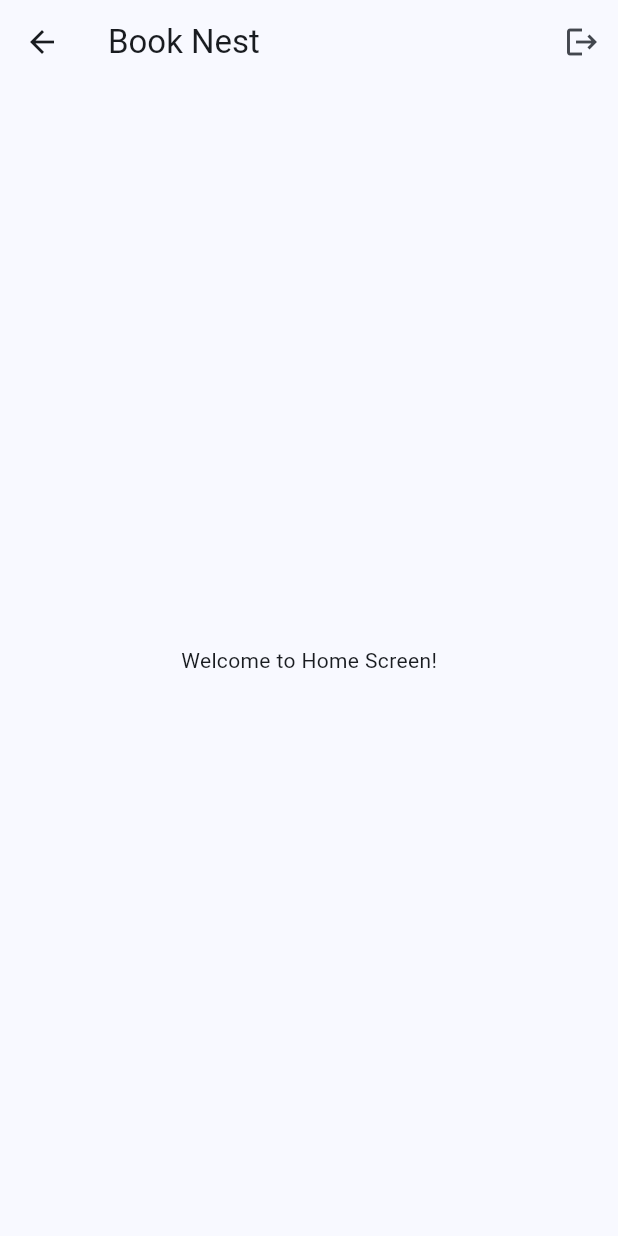
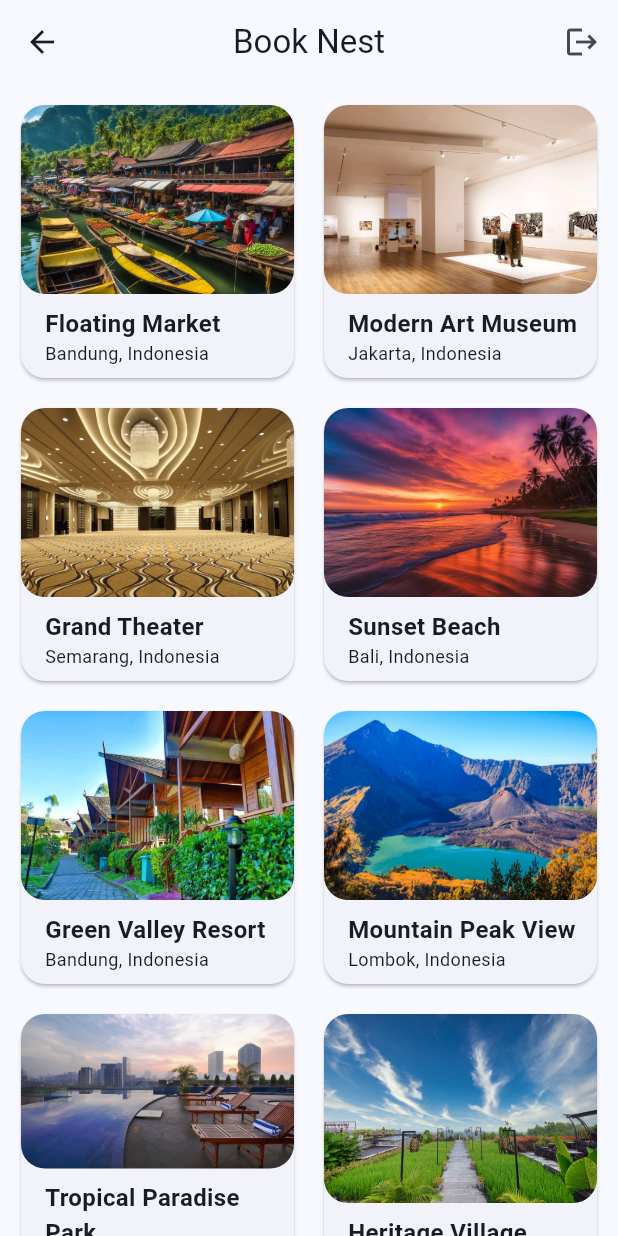
Before and after one commit to Elmerzeiq/UAS_PAB_1, a Flutter app: the HomeScreen screen opened by its route, on a phone screen of 412 x 824 dp. Run offline on Flutter 3.47's test engine with Material 3 defaults, Android fonts, the phone set to English and light mode, and no system bars; our stand-ins replace shared_preferences; accounts and stored records are empty.

Commit message:
home_screen

```diff
--- /dev/null
+++ b/book_nest/lib/data/home_data.dart
@@ -0,0 +1,199 @@
+import 'package:book_nest/models/home.dart';
+
+var homeList = [
+  Home(
+    name: 'Floating Market',
+    location: 'Bandung, Indonesia',
+    description:
+        'The Floating Market in Bandung is a vibrant marketplace located on a serene lake, offering visitors a unique shopping and dining experience. Stalls on boats sell fresh produce, local snacks, and handcrafted goods. Visitors can also enjoy traditional dishes while taking in the beautiful surroundings. The market provides cultural performances and recreational activities, making it a lively destination for families and tourists alike.',
+    built: '1995',
+    type: 'Market',
+    imageAsset: 'images/floating_market.jpg',
+    imageUrls: [
+      'https://images.pexels.com/photos/417184/pexels-photo-417184.jpeg',
+      'https://images.pexels.com/photos/417185/pexels-photo-417185.jpeg',
+      'https://images.pexels.com/photos/417186/pexels-photo-417186.jpeg',
+      'https://images.pexels.com/photos/417187/pexels-photo-417187.jpeg',
+    ],
+  ),
+  Home(
+    name: 'Modern Art Museum',
+    location: 'Jakarta, Indonesia',
+    description:
+        'The Modern Art Museum in Jakarta is a haven for art lovers, featuring a diverse range of contemporary art exhibits from local and international artists. The museum’s sleek architecture and thoughtfully curated galleries make it a cultural hotspot. Visitors can enjoy interactive exhibits, attend workshops, and explore an art store with unique souvenirs. It’s a perfect destination for anyone looking to immerse themselves in the vibrant art scene of Jakarta.',
+    built: '2000',
+    type: 'Museum',
+    imageAsset: 'images/modern_art.jpg',
+    imageUrls: [
+      'https://images.pexels.com/photos/417173/pexels-photo-417173.jpeg',
+      'https://images.pexels.com/photos/417174/pexels-photo-417174.jpeg',
+      'https://images.pexels.com/photos/417175/pexels-photo-417175.jpeg',
+      'https://images.pexels.com/photos/417176/pexels-photo-417176.jpeg',
+    ],
+  ),
+  Home(
+    name: 'Grand Theater',
+    location: 'Semarang, Indonesia',
+    description:
+        'The Grand Theater in Semarang is a prestigious venue that hosts world-class performances, including opera, ballet, and live concerts. Known for its elegant design and state-of-the-art facilities, the theater offers an immersive cultural experience for visitors. The venue also conducts workshops and art exhibitions, making it a cultural hub for the community. Its prime location and exceptional programming make it a must-visit for art enthusiasts.',
+    built: '2008',
+    type: 'Theater',
+    imageAsset: 'images/grand_theater.jpg',
+    imageUrls: [
+      'https://images.pexels.com/photos/456512/pexels-photo-456512.jpeg',
+      'https://images.pexels.com/photos/456513/pexels-photo-456513.jpeg',
+      'https://images.pexels.com/photos/456514/pexels-photo-456514.jpeg',
+      'https://images.pexels.com/photos/456515/pexels-photo-456515.jpeg',
+    ],
+  ),
+  Home(
+    name: 'Sunset Beach',
+    location: 'Bali, Indonesia',
+    description:
+        'Sunset Beach, located on the stunning island of Bali, is renowned for its breathtaking sunsets that paint the sky with hues of orange, pink, and purple. This serene beach is a favorite among tourists and locals alike, offering a peaceful retreat away from the bustling city life. Visitors can relax on the golden sands, enjoy local seafood delicacies, or take part in water activities like snorkeling and paddleboarding. The natural beauty and tranquil ambiance make it a must-visit destination.',
+    built: 'Natural',
+    type: 'Beach',
+    imageAsset: 'images/sunset_beach.jpg',
+    imageUrls: [
+      'https://images.pexels.com/photos/462118/pexels-photo-462118.jpeg',
+      'https://images.pexels.com/photos/360142/pexels-photo-360142.jpeg',
+      'https://images.pexels.com/photos/210205/pexels-photo-210205.jpeg',
+      'https://images.pexels.com/photos/189349/pexels-photo-189349.jpeg',
+    ],
+  ),
+  Home(
+    name: 'Green Valley Resort',
+    location: 'Bandung, Indonesia',
+    description:
+        'Nestled in the heart of Bandung, Green Valley Resort is a hidden gem surrounded by lush greenery and scenic landscapes. Perfect for a weekend getaway, this resort offers luxurious accommodations, a rejuvenating spa, and a variety of outdoor activities such as trekking and bird watching. The serene environment, coupled with modern amenities, provides a perfect blend of nature and comfort. Whether it’s a family vacation or a romantic escape, Green Valley Resort caters to all.',
+    built: '2005',
+    type: 'Resort',
+    imageAsset: 'images/green_valley.jpg',
+    imageUrls: [
+      'https://images.pexels.com/photos/258154/pexels-photo-258154.jpeg',
+      'https://images.pexels.com/photos/462331/pexels-photo-462331.jpeg',
+      'https://images.pexels.com/photos/462336/pexels-photo-462336.jpeg',
+      'https://images.pexels.com/photos/462333/pexels-photo-462333.jpeg',
+    ],
+  ),
+  Home(
+    name: 'Mountain Peak View',
+    location: 'Lombok, Indonesia',
+    description:
+        'Mountain Peak View in Lombok is a paradise for adventure enthusiasts and nature lovers. Known for its panoramic views and challenging hiking trails, this destination offers an unforgettable experience. The climb to the peak is rewarding, with views of lush valleys, vibrant flora, and distant seas. Visitors often camp under the stars, enjoying the fresh mountain air and serenity that only nature can provide. It’s a destination that promises both physical challenge and mental tranquility.',
+    built: 'Natural',
+    type: 'Mountain',
+    imageAsset: 'images/mountain_peak.jpg',
+    imageUrls: [
+      'https://images.pexels.com/photos/417173/pexels-photo-417173.jpeg',
+      'https://images.pexels.com/photos/417174/pexels-photo-417174.jpeg',
+      'https://images.pexels.com/photos/417175/pexels-photo-417175.jpeg',
+      'https://images.pexels.com/photos/417176/pexels-photo-417176.jpeg',
+    ],
+  ),
+  Home(
+    name: 'Tropical Paradise Park',
+    location: 'Jakarta, Indonesia',
+    description:
+        'Tropical Paradise Park is an oasis of greenery in the bustling metropolis of Jakarta. This family-friendly park features tropical-themed attractions, vibrant gardens, and recreational activities for visitors of all ages. Kids can enjoy the playgrounds and splash zones, while adults relax in shaded picnic areas. The park also hosts cultural events and seasonal festivals, making it a hub for community engagement and entertainment. It’s an ideal spot for a day of relaxation and fun.',
+    built: '2010',
+    type: 'Park',
+    imageAsset: 'images/tropical_park.jpg',
+    imageUrls: [
+      'https://images.pexels.com/photos/1237119/pexels-photo-1237119.jpeg',
+      'https://images.pexels.com/photos/1237120/pexels-photo-1237120.jpeg',
+      'https://images.pexels.com/photos/1237121/pexels-photo-1237121.jpeg',
+      'https://images.pexels.com/photos/1237122/pexels-photo-1237122.jpeg',
+    ],
+  ),
+  Home(
+    name: 'Heritage Village',
+    location: 'Yogyakarta, Indonesia',
+    description:
+        'Heritage Village in Yogyakarta is a cultural treasure trove that offers visitors a glimpse into traditional Javanese life. The village features authentic architecture, traditional crafts, and performances that showcase the region’s rich cultural heritage. Visitors can participate in workshops to learn batik painting or gamelan music, adding an interactive element to their cultural journey. The tranquil atmosphere and friendly locals make this village a charming and educational experience for all.',
+    built: '1975',
+    type: 'Cultural',
+    imageAsset: 'images/heritage_village.jpg',
+    imageUrls: [
+      'https://images.pexels.com/photos/161235/pexels-photo-161235.jpeg',
+      'https://images.pexels.com/photos/161236/pexels-photo-161236.jpeg',
+      'https://images.pexels.com/photos/161237/pexels-photo-161237.jpeg',
+      'https://images.pexels.com/photos/161238/pexels-photo-161238.jpeg',
+    ],
+  ),
+  Home(
+    name: 'Grand Theater',
+    location: 'Semarang, Indonesia',
+    description:
+        'The Grand Theater in Semarang is a prestigious venue that hosts world-class performances, including opera, ballet, and live concerts. Known for its elegant design and state-of-the-art facilities, the theater offers an immersive cultural experience for visitors. The venue also conducts workshops and art exhibitions, making it a cultural hub for the community. Its prime location and exceptional programming make it a must-visit for art enthusiasts.',
+    built: '2008',
+    type: 'Theater',
+    imageAsset: 'images/grand_theater.jpg',
+    imageUrls: [
+      'https://images.pexels.com/photos/456512/pexels-photo-456512.jpeg',
+      'https://images.pexels.com/photos/456513/pexels-photo-456513.jpeg',
+      'https://images.pexels.com/photos/456514/pexels-photo-456514.jpeg',
+      'https://images.pexels.com/photos/456515/pexels-photo-456515.jpeg',
+    ],
+  ),
+  Home(
+    name: 'Ocean Breeze Cafe',
+    location: 'Bali, Indonesia',
+    description:
+        'Ocean Breeze Cafe is a seaside gem located on the beautiful shores of Bali. Known for its relaxed ambiance and fresh seafood menu, the cafe is a haven for food enthusiasts. Guests can enjoy tropical cocktails while listening to the calming waves in the background. The cafe’s idyllic setting and mouthwatering dishes make it an ideal spot for both casual outings and romantic evenings.',
+    built: '2015',
+    type: 'Cafe',
+    imageAsset: 'images/ocean_breeze.jpg',
+    imageUrls: [
+      'https://images.pexels.com/photos/462118/pexels-photo-462118.jpeg',
+      'https://images.pexels.com/photos/360142/pexels-photo-360142.jpeg',
+      'https://images.pexels.com/photos/210205/pexels-photo-210205.jpeg',
+      'https://images.pexels.com/photos/189349/pexels-photo-189349.jpeg',
+    ],
+  ),
+  Home(
+    name: 'Blue Lagoon',
+    location: 'Maluku, Indonesia',
+    description:
+        'Blue Lagoon in Maluku is a hidden paradise, boasting crystal-clear turquoise waters and untouched natural beauty. Visitors can snorkel to explore the vibrant marine life or simply relax on the pristine white sands. The lagoon’s serene environment provides an ideal escape from the hustle and bustle of daily life. This tropical haven is perfect for nature lovers and those seeking tranquility.',
+    built: 'Natural',
+    type: 'Lagoon',
+    imageAsset: 'images/blue_lagoon.jpg',
+    imageUrls: [
+      'https://images.pexels.com/photos/258154/pexels-photo-258154.jpeg',
+      'https://images.pexels.com/photos/462331/pexels-photo-462331.jpeg',
+      'https://images.pexels.com/photos/462336/pexels-photo-462336.jpeg',
+      'https://images.pexels.com/photos/462333/pexels-photo-462333.jpeg',
+    ],
+  ),
+  Home(
+    name: 'Crystal Cave',
+    location: 'Sulawesi, Indonesia',
+    description:
+        'Crystal Cave is a natural wonder in Sulawesi, featuring stunning crystal formations that shimmer under the cave’s natural light. The underground beauty is a magnet for adventure seekers and geology enthusiasts. Guided tours provide insights into the cave’s history and the unique processes that formed its dazzling features. Visitors leave in awe of this geological marvel.',
+    built: 'Natural',
+    type: 'Cave',
+    imageAsset: 'images/crystal_cave.jpg',
+    imageUrls: [
+      'https://images.pexels.com/photos/1236408/pexels-photo-1236408.jpeg',
+      'https://images.pexels.com/photos/1236409/pexels-photo-1236409.jpeg',
+      'https://images.pexels.com/photos/1236410/pexels-photo-1236410.jpeg',
+      'https://images.pexels.com/photos/1236411/pexels-photo-1236411.jpeg',
+    ],
+  ),
+  Home(
+    name: 'City Lights Rooftop',
+    location: 'Jakarta, Indonesia',
+    description:
+        'City Lights Rooftop in Jakarta offers a spectacular view of the city’s illuminated skyline. This rooftop restaurant and bar provide an elegant setting for a memorable evening. Guests can enjoy a curated menu of international cuisine, signature cocktails, and live music while soaking in the vibrant atmosphere. It’s the perfect spot for a romantic date or a relaxing night out.',
+    built: '2019',
+    type: 'Restaurant',
+    imageAsset: 'images/city_lights.jpg',
+    imageUrls: [
+      'https://images.pexels.com/photos/210617/pexels-photo-210617.jpeg',
+      'https://images.pexels.com/photos/210618/pexels-photo-210618.jpeg',
+      'https://images.pexels.com/photos/210619/pexels-photo-210619.jpeg',
+      'https://images.pexels.com/photos/210620/pexels-photo-210620.jpeg',
+    ],
+  ),
+];
--- /dev/null
+++ b/book_nest/lib/models/home.dart
@@ -0,0 +1,19 @@
+class Home {
+  final String name;
+  final String location;
+  final String description;
+  final String built;
+  final String type;
+  final String imageAsset;
+  final List<String> imageUrls;
+
+  Home({
+    required this.name,
+    required this.location,
+    required this.description,
+    required this.built,
+    required this.type,
+    required this.imageAsset,
+    required this.imageUrls,
+  });
+}
--- a/book_nest/lib/screens/home_screen.dart
+++ b/book_nest/lib/screens/home_screen.dart
@@ -1,5 +1,7 @@
 import 'package:flutter/material.dart';
 import 'package:shared_preferences/shared_preferences.dart';
+import 'package:book_nest/data/home_data.dart';
+import 'package:book_nest/models/home.dart';
 
 class HomeScreen extends StatefulWidget {
   const HomeScreen({super.key});
@@ -22,6 +24,7 @@ class _HomeScreenState extends State<HomeScreen> {
     return Scaffold(
       appBar: AppBar(
         title: const Text('Book Nest'),
+        centerTitle: true,
         actions: [
           IconButton(
             onPressed: () {
@@ -31,8 +34,68 @@ class _HomeScreenState extends State<HomeScreen> {
           ),
         ],
       ),
-      body: const Center(
-        child: Text('Welcome to Home Screen!'),
+      body: SafeArea(
+        child: SingleChildScrollView(
+          child: Column(
+            children: [
+              GridView.builder(
+                shrinkWrap: true,
+                physics: const NeverScrollableScrollPhysics(),
+                gridDelegate: const SliverGridDelegateWithFixedCrossAxisCount(
+                  crossAxisCount: 2,
+                  crossAxisSpacing: 8,
+                  mainAxisSpacing: 8,
+                ),
+                padding: const EdgeInsets.all(8),
+                itemCount: homeList.length,
+                itemBuilder: (context, index) {
+                  Home varHome = homeList[index];
+                  return Card(
+                    shape: RoundedRectangleBorder(
+                      borderRadius: BorderRadius.circular(16),
+                    ),
+                    margin: const EdgeInsets.all(6),
+                    elevation: 1,
+                    child: Column(
+                      crossAxisAlignment: CrossAxisAlignment.stretch,
+                      children: [
+                        // Gambar Tempat
+                        Expanded(
+                          child: ClipRRect(
+                            borderRadius: BorderRadius.circular(16),
+                            child: Image.asset(
+                              varHome.imageAsset,
+                              fit: BoxFit.cover,
+                            ),
+                          ),
+                        ),
+                        // Nama Tempat
+                        Padding(
+                          padding: const EdgeInsets.only(left: 16, top: 8),
+                          child: Text(
+                            varHome.name,
+                            style: const TextStyle(
+                              fontSize: 16,
+                              fontWeight: FontWeight.bold,
+                            ),
+                          ),
+                        ),
+                        // Lokasi Tempat
+                        Padding(
+                          padding: const EdgeInsets.only(left: 16, bottom: 8),
+                          child: Text(
+                            varHome.location,
+                            style: const TextStyle(fontSize: 12),
+                          ),
+                        ),
+                      ],
+                    ),
+                  );
+                },
+              ),
+            ],
+          ),
+        ),
       ),
     );
   }
```
Also changed, not shown: book_nest/images/blue_lagoon.jpg (added), book_nest/images/city_lights.jpg (added), book_nest/images/crystal_cave.jpg (added), book_nest/images/floating_market.jpg (added), book_nest/images/grand_theater.jpg (added), book_nest/images/green_valley.jpg (added), book_nest/images/heritage_village.jpg (added), book_nest/images/modern_art.jpg (added), book_nest/images/mountain_peak.jpg (added), book_nest/images/ocean_breeze.jpg (added), book_nest/images/skyline_tower.jpg (added), book_nest/images/sunset_beach.jpg (added), book_nest/images/tropical_park.jpg (added).
